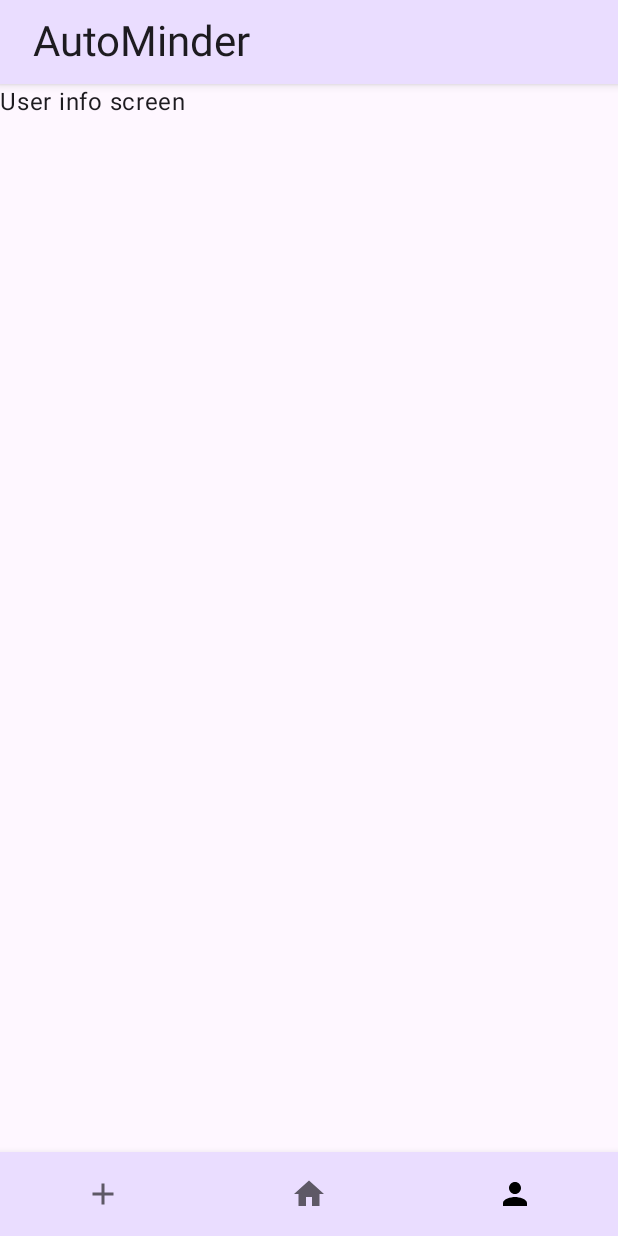
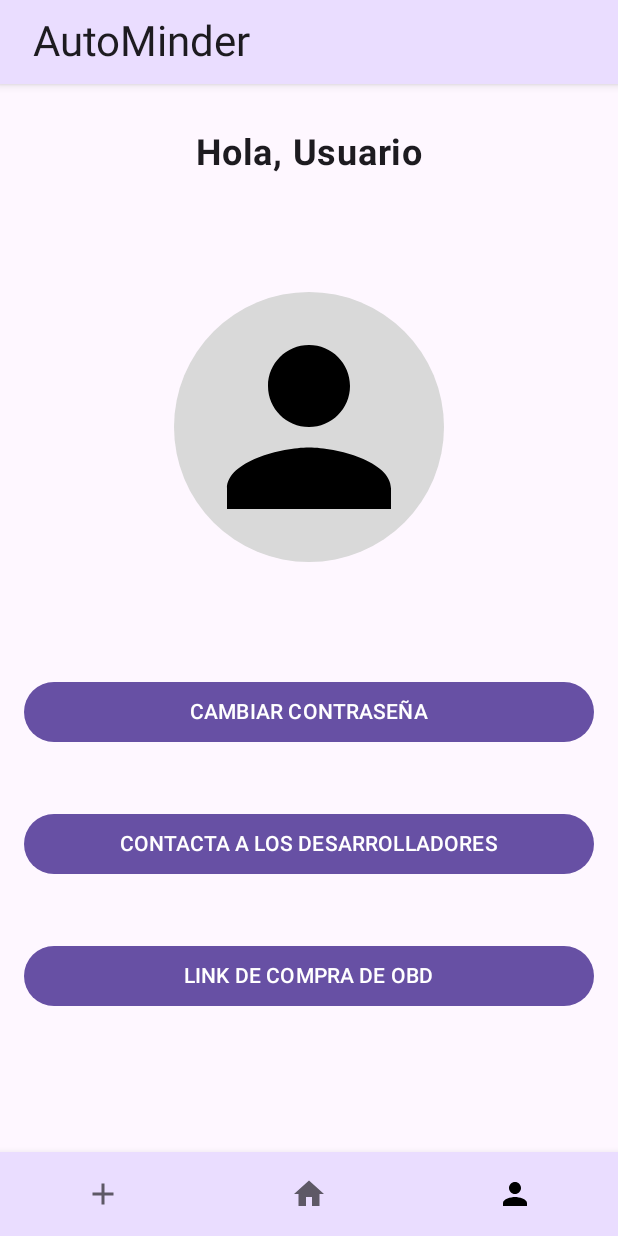
Before and after one commit to AutoMinder/BaseProyect, an Android app built with Jetpack Compose: the UserInfoScreen screen opened through its navigation route, on a phone screen of 412 x 824 dp. Run offline under Robolectric (Android 15) with nearby library versions, the phone set to English and light mode, and no system bars.

Commit message:
:construction: UserInfo with no nav views

```diff
--- a/AutoMinder/app/src/main/java/com/autominder/autominder/components/BottomNavigationBar.kt
+++ b/AutoMinder/app/src/main/java/com/autominder/autominder/components/BottomNavigationBar.kt
@@ -5,6 +5,7 @@ import androidx.compose.material.BottomNavigationItem
 import androidx.compose.material.Icon
 import androidx.compose.runtime.Composable
 import androidx.compose.runtime.getValue
+import androidx.compose.ui.tooling.preview.Preview
 import androidx.navigation.NavGraph.Companion.findStartDestination
 import androidx.navigation.NavHostController
 import androidx.navigation.compose.currentBackStackEntryAsState
--- a/AutoMinder/app/src/main/java/com/autominder/autominder/login/ui/LoginScreen.kt
+++ b/AutoMinder/app/src/main/java/com/autominder/autominder/login/ui/LoginScreen.kt
@@ -35,7 +35,8 @@ import kotlinx.coroutines.CoroutineScope
 import kotlinx.coroutines.launch
 @Composable
 @Preview(showBackground = true)
-fun LoginScreenPreview() {
+fun LoginScreenPreview() {        //TODO(): Cambiar ruta de navegacion
+
     val viewModel = LoginViewModel()
     val navController = rememberNavController()
     LoginScreen(viewModel, navController)
--- a/AutoMinder/app/src/main/java/com/autominder/autominder/navigation/Destinations.kt
+++ b/AutoMinder/app/src/main/java/com/autominder/autominder/navigation/Destinations.kt
@@ -19,4 +19,8 @@ sealed class Destinations(
     object ForgotPassword : Destinations("forgot_password",
         "Forgot Password", Icons.Filled.Add) /*TODO Add the correct vector*/
     object PrincipalMenu : Destinations("principal_menu", "Principal Menu", Icons.Filled.Home)
+
+    object ChangePassword : Destinations("change_password", "Change Password", Icons.Filled.Add)
+
+    object ContactDevelopers : Destinations("contact_developers", "Contact Developers", Icons.Filled.Add)
 }
--- a/AutoMinder/app/src/main/java/com/autominder/autominder/navigation/NavigationHost.kt
+++ b/AutoMinder/app/src/main/java/com/autominder/autominder/navigation/NavigationHost.kt
@@ -41,7 +41,13 @@ fun NavigationHost(
             MyCarsScreen()
         }
         composable("user_info"){
-            UserInfoScreen()
+            UserInfoScreen(navController)
+        }
+        composable("change_password"){
+            // TODO(): Add change password screen
+        }
+        composable("contact_developers"){
+            // TODO(): Add contact developers screen
         }
     }
 }
--- a/AutoMinder/app/src/main/java/com/autominder/autominder/userInfo/UserInfoScreen.kt
+++ b/AutoMinder/app/src/main/java/com/autominder/autominder/userInfo/UserInfoScreen.kt
@@ -1,9 +1,136 @@
 package com.autominder.autominder.userInfo
 
+import androidx.compose.foundation.Image
+import androidx.compose.foundation.background
+import androidx.compose.foundation.layout.Arrangement
+import androidx.compose.foundation.layout.Box
+import androidx.compose.foundation.layout.Column
+import androidx.compose.foundation.layout.Spacer
+import androidx.compose.foundation.layout.fillMaxSize
+import androidx.compose.foundation.layout.fillMaxWidth
+import androidx.compose.foundation.layout.padding
+import androidx.compose.foundation.layout.size
+import androidx.compose.foundation.layout.width
+import androidx.compose.foundation.lazy.LazyColumn
+import androidx.compose.foundation.shape.CircleShape
+import androidx.compose.material3.Button
 import androidx.compose.material3.Text
 import androidx.compose.runtime.Composable
+import androidx.compose.ui.Alignment
+import androidx.compose.ui.Modifier
+import androidx.compose.ui.res.colorResource
+import androidx.compose.ui.res.painterResource
+import androidx.compose.ui.text.font.FontWeight
+import androidx.compose.ui.text.style.TextAlign
+import androidx.compose.ui.tooling.preview.Preview
+import androidx.compose.ui.unit.dp
+import androidx.compose.ui.unit.sp
+import androidx.navigation.NavController
+import androidx.navigation.compose.rememberNavController
+import com.autominder.autominder.R
+
+@Preview(showBackground = true)
+@Composable
+fun UserInfoScreenPreview() {
+    val navController = rememberNavController()
+    UserInfoScreen(navController)
+}
 
 @Composable
-fun UserInfoScreen(){
-    Text(text = "User info screen")
+fun UserInfoScreen(navController: NavController) {
+    Box(
+        modifier = Modifier
+            .fillMaxSize()
+    ) {
+        UserInfo(
+            navController
+        )
+    }
 }
+
+@Composable
+fun UserInfo(navController: NavController) {
+    LazyColumn(horizontalAlignment = Alignment.CenterHorizontally) {
+        item {
+            TitleBar("Usuario") // TODO(): Dato quemado cambiar cuando se tengan los users
+            Spacer(modifier = Modifier.padding(15.dp))
+            UserImage()
+            Spacer(modifier = Modifier.padding(30.dp))
+            ButtonWrapper(navController)
+        }
+    }
+
+}
+
+@Composable
+fun TitleBar(name: String) {
+    Text(
+        text = "Hola, $name",
+        fontSize = 24.sp,
+        modifier = Modifier
+            .fillMaxWidth()
+            .padding(32.dp),
+        textAlign = TextAlign.Center,
+        fontWeight = FontWeight.Bold
+    )
+}
+
+@Composable
+fun UserImage() {
+    Image(
+        painter = painterResource(id = R.drawable.ic_user),
+        contentDescription = "Icono de usuario",
+        modifier = Modifier
+            .padding(16.dp)
+            .size(180.dp)
+            .background(colorResource(id = R.color.icon_background), shape = CircleShape)
+            .padding(8.dp),
+    )
+
+}
+
+
+@Composable
+fun ButtonWrapper(navController: NavController) {
+    Column(
+        modifier = Modifier.fillMaxWidth().padding(0.dp,0.dp,0.dp,32.dp),
+        verticalArrangement = Arrangement.spacedBy(40.dp),
+        horizontalAlignment = Alignment.CenterHorizontally
+    ) {
+        val modifier = Modifier.fillMaxWidth().padding(16.dp, 0.dp, 16.dp, 0.dp)
+
+        ChangePasswordButton(navController, modifier)
+        ContactDevelopersButton(navController, modifier)
+        ObdBuyLinkButton(navController, modifier)
+    }
+}
+
+@Composable
+fun ChangePasswordButton(navController: NavController, modifier: Modifier) {
+    Button(
+        //TODO(): Cambiar ruta de navegacion
+        onClick = { navController.navigate("change_password") }, modifier
+    ) {
+        Text(text = "CAMBIAR CONTRASEÑA")
+    }
+}
+
+@Composable
+fun ContactDevelopersButton(navController: NavController, modifier: Modifier) {
+    Button(
+        //TODO(): Cambiar ruta de navegacion
+        onClick = { navController.navigate("contact_developers") }, modifier
+    ) {
+        Text(text = "CONTACTA A LOS DESARROLLADORES")
+    }
+}
+
+@Composable
+fun ObdBuyLinkButton(navController: NavController, modifier: Modifier) {
+    Button(
+        //TODO(): Cambiar ruta de navegacion y se coloca link de compra externo?
+        onClick = { navController.navigate("forgot_password") }, modifier
+    ) {
+        Text(text = "LINK DE COMPRA DE OBD")
+    }
+}
--- /dev/null
+++ b/AutoMinder/app/src/main/res/drawable/ic_user.xml
@@ -0,0 +1,5 @@
+<vector android:height="24dp" android:tint="#000000"
+    android:viewportHeight="24" android:viewportWidth="24"
+    android:width="24dp" xmlns:android="http://schemas.android.com/apk/res/android">
+    <path android:fillColor="@android:color/white" android:pathData="M12,12c2.21,0 4,-1.79 4,-4s-1.79,-4 -4,-4 -4,1.79 -4,4 1.79,4 4,4zM12,14c-2.67,0 -8,1.34 -8,4v2h16v-2c0,-2.66 -5.33,-4 -8,-4z"/>
+</vector>
--- a/AutoMinder/app/src/main/res/values/colors.xml
+++ b/AutoMinder/app/src/main/res/values/colors.xml
@@ -7,4 +7,5 @@
     <color name="teal_700">#FF018786</color>
     <color name="black">#FF000000</color>
     <color name="white">#FFFFFFFF</color>
+    <color name="icon_background">#D9D9D9</color>
 </resources>
```
